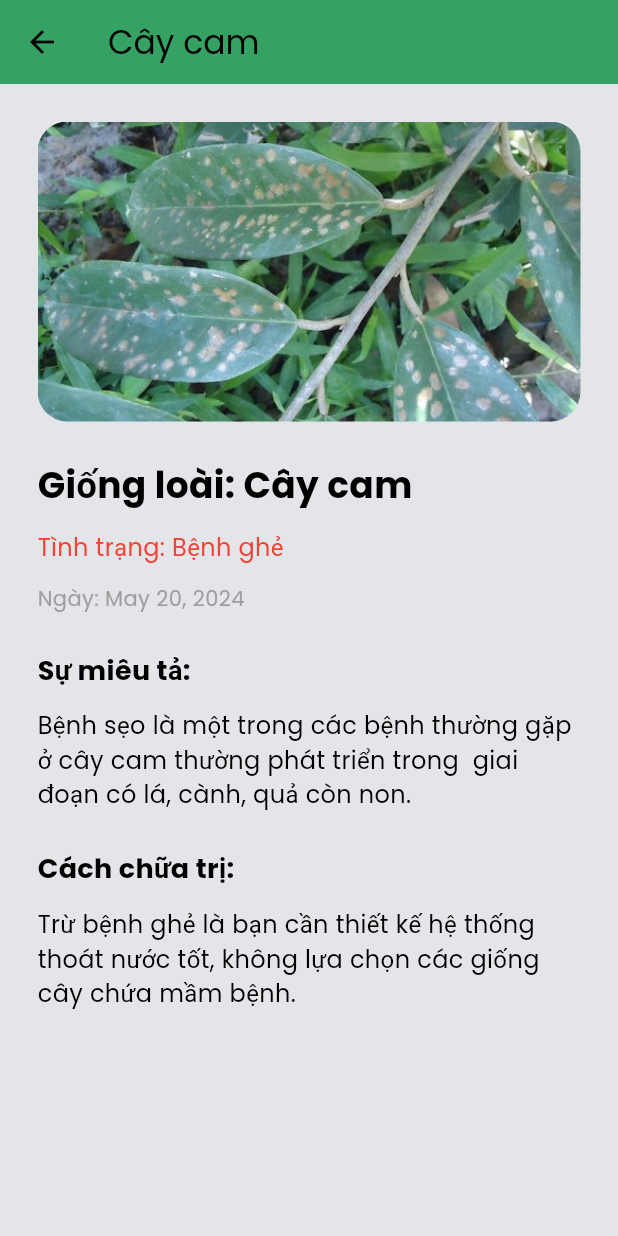
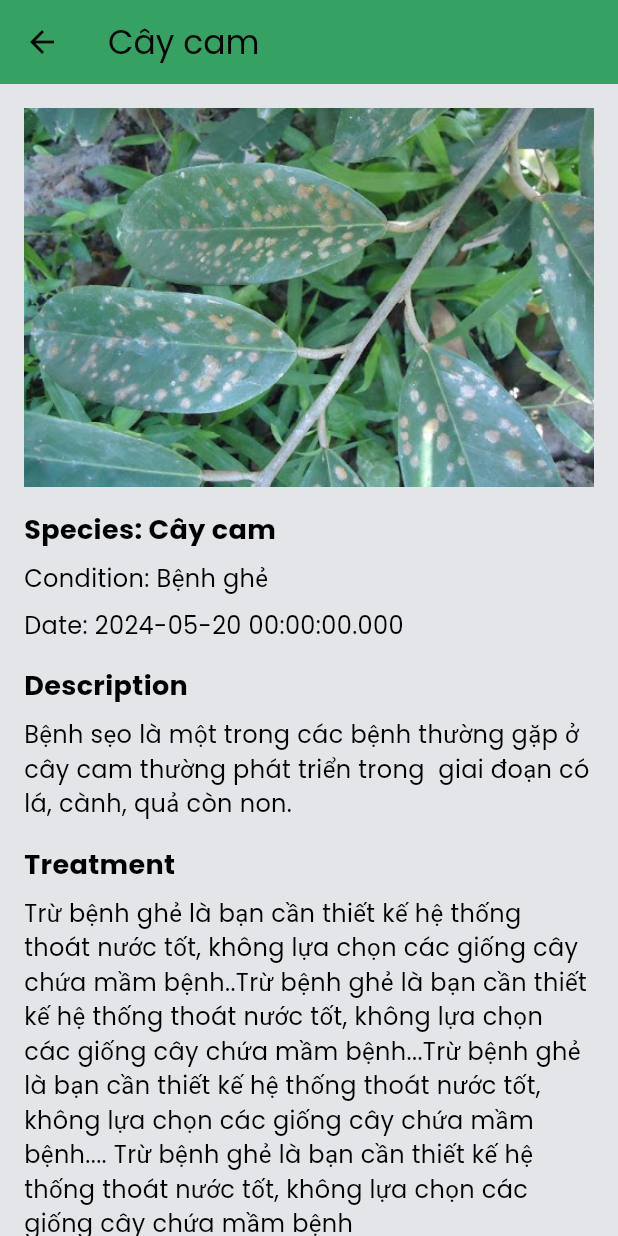
Before and after one commit to phambao2002/DA_APP, a Flutter app: the screen it shows after launch, after a tap on "Cây cam", on a phone screen of 412 x 824 dp. Run offline on Flutter 3.47's test engine with Material 3 defaults, Android fonts, the light colour scheme and no system bars; our stand-ins replace flutter_speed_dial, font_awesome_flutter, hive, hive_flutter, iconsax, image_picker; missing offline and left inert: image_picker_for_web, tflite_v2; accounts and stored records are empty.

Commit message:
cuôn trang chi tiét

```diff
--- a/app/lib/pages/plantPage.dart
+++ b/app/lib/pages/plantPage.dart
@@ -69,7 +69,7 @@
         description:
             'Bệnh sẹo là một trong các bệnh thường gặp ở cây cam thường phát triển trong  giai đoạn có lá, cành, quả còn non. ', // Thêm dấu phẩy ở cuối dòng này
         treatment:
-            '''Trừ bệnh ghẻ là bạn cần thiết kế hệ thống thoát nước tốt, không lựa chọn các giống cây chứa mầm bệnh. ''', // Thêm phần thông tin về cách chữa trị
+            '''Trừ bệnh ghẻ là bạn cần thiết kế hệ thống thoát nước tốt, không lựa chọn các giống cây chứa mầm bệnh..Trừ bệnh ghẻ là bạn cần thiết kế hệ thống thoát nước tốt, không lựa chọn các giống cây chứa mầm bệnh...Trừ bệnh ghẻ là bạn cần thiết kế hệ thống thoát nước tốt, không lựa chọn các giống cây chứa mầm bệnh.... Trừ bệnh ghẻ là bạn cần thiết kế hệ thống thoát nước tốt, không lựa chọn các giống cây chứa mầm bệnh ''', // Thêm phần thông tin về cách chữa trị
       ),
       PlantView(
         imageUrl: 'assets/images/anh4.jpg',
@@ -80,7 +80,7 @@
             '''Cây sầu siêng (tên khoa học: Dracaena fragrans) là một loại cây cảnh phổ biến được trồng trong nhà hoặc ngoài trời. ''', // Thêm dấu phẩy ở cuối dòng này
 
         treatment:
-            '''Để chữa trị tình trạng lá cây sầu siêng bị cháy, bạn có thể thực hiện các biện pháp sau:''',
+            '''Để chữa trị tình trạng lá cây sầu siêng bị cháy, bạn có thể thực hiện các biện pháp sau:..Để chữa trị tình trạng lá cây sầu siêng bị cháy, bạn có thể thực hiện các biện pháp sau:...Để chữa trị tình trạng lá cây sầu siêng bị cháy, bạn có thể thực hiện các biện pháp sau:...Để chữa trị tình trạng lá cây sầu siêng bị cháy, bạn có thể thực hiện các biện pháp sau:''',
       ),
       PlantView(
         imageUrl: 'assets/images/anh5.jpg',
@@ -249,78 +249,87 @@
                   ),
                 ),
                 // History Tab
-                Column(
-                  children: [
-                    Container(
-                      height: 34,
-                      margin: const EdgeInsets.symmetric(
-                          vertical: kDefaultPadding / 2),
-                      child: ClipRRect(
-                        borderRadius:
-                            BorderRadius.circular(kDefaultBorderRaduis),
-                        child: ListView(
-                          scrollDirection: Axis.horizontal,
-                          children: [
-                            ButtonWidget(
-                              text: const Text('Cây sầu riêng',
-                                  style: TextStyle(
-                                      color: Color.fromARGB(255, 6, 6, 6))),
-                              onPressed: () {},
-                            ),
-                            const SizedBox(width: 10),
-                            ButtonWidget(
-                              text: const Text('Bắp cải',
-                                  style: TextStyle(
-                                      color: Color.fromARGB(255, 4, 4, 4))),
-                              onPressed: () {},
-                              color: Theme.of(context).colorScheme.secondary,
-                            ),
-                            const SizedBox(width: 10),
-                            ButtonWidget(
-                              text: const Text('Cây bơ',
-                                  style: TextStyle(
-                                      color: Color.fromARGB(255, 7, 7, 7))),
-                              onPressed: () {},
-                              color: Theme.of(context).colorScheme.secondary,
-                            ),
-                            const SizedBox(width: 10),
-                            DividerWidget(),
-                            ButtonWidget(
-                              text: Text('Xóa tất cả',
-                                  style: TextStyle(
-                                      color: Theme.of(context)
-                                          .colorScheme
-                                          .onPrimary)),
-                              color: Theme.of(context).colorScheme.error,
-                              onPressed: () {
-                                showDialog(
-                                  context: context,
-                                  builder: (BuildContext context) {
-                                    return DeleteDialog(
-                                      onPressed: () {
-                                        setState(() {
-                                          _plantList.clear();
-                                          _filteredPlantList.clear();
-                                        });
-                                      },
-                                      title: 'Bạn có muốn xóa tất cả lịch sử',
-                                    );
-                                  },
-                                );
-                              },
-                            ),
-                          ],
-                        ),
-                      ),
+                // Column(
+                //   children: [
+                //     Container(
+                //       height: 34,
+                //       margin: const EdgeInsets.symmetric(
+                //           vertical: kDefaultPadding / 2),
+                //       child: ClipRRect(
+                //         borderRadius:
+                //             BorderRadius.circular(kDefaultBorderRaduis),
+                //         child: ListView(
+                //           scrollDirection: Axis.horizontal,
+                //           children: [
+                //             ButtonWidget(
+                //               text: const Text('Cây sầu riêng',
+                //                   style: TextStyle(
+                //                       color: Color.fromARGB(255, 6, 6, 6))),
+                //               onPressed: () {},
+                //             ),
+                //             const SizedBox(width: 10),
+                //             ButtonWidget(
+                //               text: const Text('Bắp cải',
+                //                   style: TextStyle(
+                //                       color: Color.fromARGB(255, 4, 4, 4))),
+                //               onPressed: () {},
+                //               color: Theme.of(context).colorScheme.secondary,
+                //             ),
+                //             const SizedBox(width: 10),
+                //             ButtonWidget(
+                //               text: const Text('Cây bơ',
+                //                   style: TextStyle(
+                //                       color: Color.fromARGB(255, 7, 7, 7))),
+                //               onPressed: () {},
+                //               color: Theme.of(context).colorScheme.secondary,
+                //             ),
+                //             const SizedBox(width: 10),
+                //             DividerWidget(),
+                //             ButtonWidget(
+                //               text: Text('Xóa tất cả',
+                //                   style: TextStyle(
+                //                       color: Theme.of(context)
+                //                           .colorScheme
+                //                           .onPrimary)),
+                //               color: Theme.of(context).colorScheme.error,
+                //               onPressed: () {
+                //                 showDialog(
+                //                   context: context,
+                //                   builder: (BuildContext context) {
+                //                     return DeleteDialog(
+                //                       onPressed: () {
+                //                         setState(() {
+                //                           _plantList.clear();
+                //                           _filteredPlantList.clear();
+                //                         });
+                //                       },
+                //                       title: 'Bạn có muốn xóa tất cả lịch sử',
+                //                     );
+                //                   },
+                //                 );
+                //               },
+                //             ),
+                //           ],
+                //         ),
+                //       ),
+                //     ),
+                //     Expanded(
+                //       child: ClipRRect(
+                //         borderRadius:
+                //             BorderRadius.circular(kDefaultBorderRaduis),
+                //         child: HistoryPlants(plantList: _filteredPlantList),
+                //       ),
+                //     ),
+                //   ],
+                // ),
+                // History Tab
+                Container(
+                  child: Center(
+                    child: Text(
+                      'Không có lịch sử',
+                      style: TextStyle(fontSize: 18),
                     ),
-                    Expanded(
-                      child: ClipRRect(
-                        borderRadius:
-                            BorderRadius.circular(kDefaultBorderRaduis),
-                        child: HistoryPlants(plantList: _filteredPlantList),
-                      ),
-                    ),
-                  ],
+                  ),
                 ),
               ],
             ),
--- a/app/lib/widgets/PlantDetail.dart
+++ b/app/lib/widgets/PlantDetail.dart
@@ -17,67 +17,111 @@
       appBar: AppBar(
         title: Text(plant.species),
       ),
-      body: Padding(
-        padding: const EdgeInsets.all(kDefaultPadding),
+      // body: Padding(
+      //   padding: const EdgeInsets.all(kDefaultPadding),
+      //   child: Column(
+      //     crossAxisAlignment: CrossAxisAlignment.start,
+      //     children: [
+      //       Container(
+      //         height: 200,
+      //         decoration: BoxDecoration(
+      //           borderRadius: BorderRadius.circular(kDefaultBorderRaduis),
+      //           image: DecorationImage(
+      //             fit: BoxFit.cover,
+      //             image: AssetImage(plant.imageUrl),
+      //           ),
+      //         ),
+      //       ),
+      //       SizedBox(height: kDefaultPadding),
+      //       Text(
+      //         'Giống loài: ${plant.species}',
+      //         style: TextStyle(
+      //           fontSize: 24,
+      //           fontWeight: FontWeight.bold,
+      //         ),
+      //       ),
+      //       SizedBox(height: kDefaultPadding / 2),
+      //       Text(
+      //         'Tình trạng: ${plant.condition}',
+      //         style: TextStyle(
+      //           fontSize: 16,
+      //           color: plant.condition == 'Bị bệnh' ? Colors.green : Colors.red,
+      //         ),
+      //       ),
+      //       SizedBox(height: kDefaultPadding / 2),
+      //       Text(
+      //         'Ngày: ${_format.format(plant.date)}',
+      //         style: TextStyle(fontSize: 14, color: Colors.grey),
+      //       ),
+      //       SizedBox(height: kDefaultPadding),
+      //       Text(
+      //         'Sự miêu tả:',
+      //         style: TextStyle(
+      //           fontSize: 18,
+      //           fontWeight: FontWeight.bold,
+      //         ),
+      //       ),
+      //       SizedBox(height: kDefaultPadding / 2),
+      //       Text(
+      //         // Hiển thị miêu tả của cây từ trường description
+      //         plant.description,
+      //         style: TextStyle(fontSize: 16),
+      //       ),
+      //       SizedBox(height: kDefaultPadding),
+      //       Text(
+      //         'Cách chữa trị:',
+      //         style: TextStyle(
+      //           fontSize: 18,
+      //           fontWeight: FontWeight.bold,
+      //         ),
+      //       ),
+      //       SizedBox(height: kDefaultPadding / 2),
+      //       Text(
+      //         // Hiển thị thông tin về cách chữa trị từ trường treatment
+      //         plant.treatment,
+      //         style: TextStyle(fontSize: 16),
+      //       ),
+      //     ],
+      //   ),
+      // ),
+      body: SingleChildScrollView(
+        padding: const EdgeInsets.all(16.0),
         child: Column(
           crossAxisAlignment: CrossAxisAlignment.start,
           children: [
-            Container(
-              height: 200,
-              decoration: BoxDecoration(
-                borderRadius: BorderRadius.circular(kDefaultBorderRaduis),
-                image: DecorationImage(
-                  fit: BoxFit.cover,
-                  image: AssetImage(plant.imageUrl),
-                ),
-              ),
+            Image.asset(plant.imageUrl),
+            SizedBox(height: 16),
+            Text(
+              'Species: ${plant.species}',
+              style: TextStyle(fontSize: 18, fontWeight: FontWeight.bold),
             ),
-            SizedBox(height: kDefaultPadding),
+            SizedBox(height: 8),
             Text(
-              'Giống loài: ${plant.species}',
-              style: TextStyle(
-                fontSize: 24,
-                fontWeight: FontWeight.bold,
-              ),
+              'Condition: ${plant.condition}',
+              style: TextStyle(fontSize: 16),
             ),
-            SizedBox(height: kDefaultPadding / 2),
+            SizedBox(height: 8),
             Text(
-              'Tình trạng: ${plant.condition}',
-              style: TextStyle(
-                fontSize: 16,
-                color: plant.condition == 'Bị bệnh' ? Colors.green : Colors.red,
-              ),
+              'Date: ${plant.date}',
+              style: TextStyle(fontSize: 16),
             ),
-            SizedBox(height: kDefaultPadding / 2),
+            SizedBox(height: 16),
             Text(
-              'Ngày: ${_format.format(plant.date)}',
-              style: TextStyle(fontSize: 14, color: Colors.grey),
+              'Description',
+              style: TextStyle(fontSize: 18, fontWeight: FontWeight.bold),
             ),
-            SizedBox(height: kDefaultPadding),
+            SizedBox(height: 8),
             Text(
-              'Sự miêu tả:',
-              style: TextStyle(
-                fontSize: 18,
-                fontWeight: FontWeight.bold,
-              ),
-            ),
-            SizedBox(height: kDefaultPadding / 2),
-            Text(
-              // Hiển thị miêu tả của cây từ trường description
               plant.description,
               style: TextStyle(fontSize: 16),
             ),
-            SizedBox(height: kDefaultPadding),
+            SizedBox(height: 16),
             Text(
-              'Cách chữa trị:',
-              style: TextStyle(
-                fontSize: 18,
-                fontWeight: FontWeight.bold,
-              ),
+              'Treatment',
+              style: TextStyle(fontSize: 18, fontWeight: FontWeight.bold),
             ),
-            SizedBox(height: kDefaultPadding / 2),
+            SizedBox(height: 8),
             Text(
-              // Hiển thị thông tin về cách chữa trị từ trường treatment
               plant.treatment,
               style: TextStyle(fontSize: 16),
             ),
```
Also changed, not shown: app/lib/widgets/menuItemCategory.dart (line endings or trailing spaces), app/pubspec.lock.
